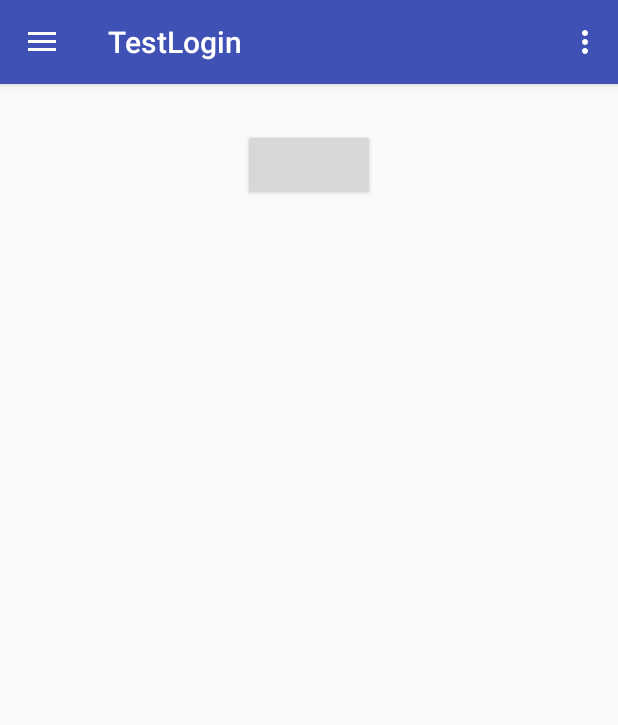
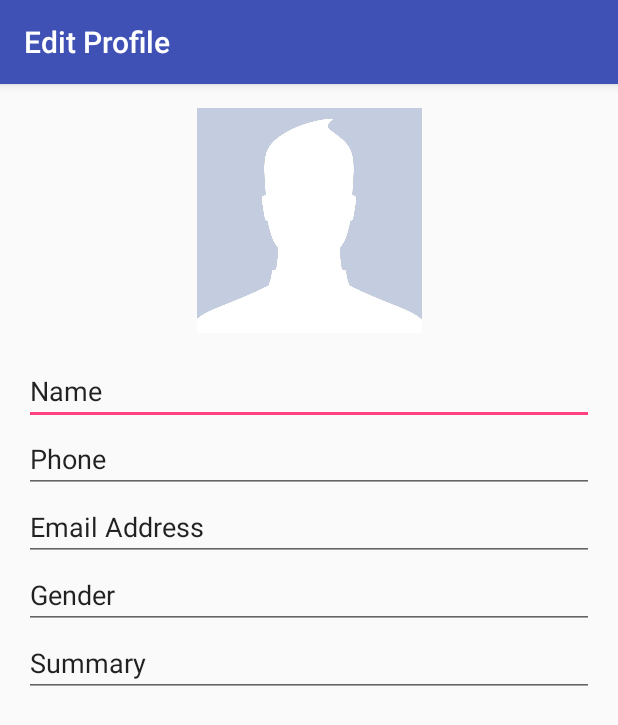
Before and after one commit to ndw6152/testmm, an Android app: the MainActivity screen opened directly, with no data from a screen before it, after a tap on "Profile", on a phone screen of 412 x 824 dp. Shown: the top 725 px of the screen. Run offline under Robolectric (Android 15) with nearby library versions, the phone set to English and light mode, and no system bars; libraries missing offline, so code that uses them is left out: com.facebook, com.facebook.login; plain views replace LoginButton; 5 statements that could not run were skipped; 1 other tap on this screen came first.

Commit message:
Added profile edit layout and the activity that is launched when the profile button in nav drawer is clicked. Added a scrollview and basic profile edit text

```diff
--- a/TestLogin/app/src/main/AndroidManifest.xml
+++ b/TestLogin/app/src/main/AndroidManifest.xml
@@ -7,12 +7,12 @@
     <application
         android:allowBackup="true"
         android:icon="@mipmap/ic_launcher"
-        android:label="@string/app_name"
+        android:label="@string/title_main"
         android:supportsRtl="true"
         android:theme="@style/AppTheme">
         <activity
             android:name=".LoginActivity"
-            android:label="@string/app_login_name" >
+            android:label="@string/title_login_name" >
             <intent-filter>
                 <action android:name="android.intent.action.MAIN" />
                 <category android:name="android.intent.category.LAUNCHER" />
@@ -21,9 +21,12 @@
 
         <activity
             android:name=".MainActivity"
-            android:label="@string/app_name"
-            android:theme="@style/AppTheme.NoActionBar"
-            />
+            android:label="@string/title_main"
+            android:theme="@style/AppTheme.NoActionBar" />
+
+        <activity
+            android:name=".ProfileEditActivity"
+            android:label="@string/title_profile_edit" />
 
         <meta-data
             android:name="com.facebook.sdk.ApplicationId"
--- a/TestLogin/app/src/main/java/com/login/mm/nealio/testlogin/MainActivity.java
+++ b/TestLogin/app/src/main/java/com/login/mm/nealio/testlogin/MainActivity.java
@@ -139,10 +139,12 @@ public class MainActivity extends AppCompatActivity
     @Override
     public boolean onNavigationItemSelected(MenuItem item) {
         // Handle navigation view item clicks here.
+        Intent intent;
         switch (item.getItemId())
         {
             case R.id.nav_profile:
-                Toast.makeText(getApplicationContext(), "CAMERA ICON", Toast.LENGTH_SHORT).show();
+                intent = new Intent(this, ProfileEditActivity.class);
+                startActivity(intent);
                 break;
             case R.id.nav_history:
                 Toast.makeText(getApplicationContext(), "History Icon", Toast.LENGTH_SHORT).show();
@@ -150,9 +152,8 @@ public class MainActivity extends AppCompatActivity
             case R.id.nav_payment:
                 break;
             case R.id.nav_sign_out:
-
                 LoginManager.getInstance().logOut();
-                Intent intent = new Intent(this, LoginActivity.class);
+                intent = new Intent(this, LoginActivity.class);
                 startActivity(intent);
                 break;
             case R.id.nav_help:
--- /dev/null
+++ b/TestLogin/app/src/main/java/com/login/mm/nealio/testlogin/ProfileEditActivity.java
@@ -0,0 +1,22 @@
+package com.login.mm.nealio.testlogin;
+
+import android.os.Bundle;
+import android.support.v7.app.AppCompatActivity;
+
+/**
+ * Created by ndw6152 on 4/12/2017.
+ *
+ */
+
+public class ProfileEditActivity extends AppCompatActivity {
+    private String TAG = "ProfileScreen";
+
+
+    @Override
+    protected void onCreate(Bundle savedInstanceState) {
+        super.onCreate(savedInstanceState);
+        setContentView(R.layout.activity_profile_edit);
+
+
+    }
+}
--- /dev/null
+++ b/TestLogin/app/src/main/res/layout/activity_profile_edit.xml
@@ -0,0 +1,72 @@
+<?xml version="1.0" encoding="utf-8"?>
+<ScrollView xmlns:android="http://schemas.android.com/apk/res/android"
+    android:layout_width="match_parent"
+    android:layout_height="match_parent">
+
+    <LinearLayout
+        android:layout_width="match_parent"
+        android:layout_height="match_parent"
+        android:orientation="vertical">
+
+        <ImageView
+            android:id="@+id/image_profile_pic"
+            android:layout_width="wrap_content"
+            android:layout_height="150dp"
+            android:layout_margin="16dp"
+            android:clickable="true"
+            android:contentDescription="User profile picture"
+            android:src="@drawable/fbdefaultimage" />
+
+        <LinearLayout
+            android:layout_width="match_parent"
+            android:layout_height="match_parent"
+            android:layout_marginEnd="16dp"
+            android:layout_marginLeft="16dp"
+            android:layout_marginRight="16dp"
+            android:layout_marginStart="16dp"
+            android:orientation="vertical">
+
+            <EditText
+                android:id="@+id/editText_profile_name"
+                android:layout_width="match_parent"
+                android:layout_height="wrap_content"
+                android:ems="10"
+                android:inputType="textPersonName"
+                android:text="Name" />
+
+            <EditText
+                android:id="@+id/editText_profile_phone_number"
+                android:layout_width="match_parent"
+                android:layout_height="wrap_content"
+                android:ems="10"
+                android:inputType="phone"
+                android:text="Phone" />
+
+            <EditText
+                android:id="@+id/editText_profile_email"
+                android:layout_width="match_parent"
+                android:layout_height="wrap_content"
+                android:ems="10"
+                android:inputType="textEmailAddress"
+                android:text="Email Address" />
+
+            <EditText
+                android:id="@+id/editText_profile_gender"
+                android:layout_width="match_parent"
+                android:layout_height="wrap_content"
+                android:ems="10"
+                android:inputType="textPersonName"
+                android:text="Gender" />
+
+            <EditText
+                android:id="@+id/editText_profile_summary"
+                android:layout_width="match_parent"
+                android:layout_height="wrap_content"
+                android:ems="10"
+                android:inputType="textMultiLine"
+                android:text="Summary" />
+
+
+        </LinearLayout>
+    </LinearLayout>
+</ScrollView>
--- a/TestLogin/app/src/main/res/values/strings.xml
+++ b/TestLogin/app/src/main/res/values/strings.xml
@@ -1,7 +1,7 @@
 <resources>
-    <string name="app_name">TestLogin</string>
-    <string name="facebook_app_id">INSERT_APP_ID</string>
-    <string name="app_login_name">Login Screen</string>
+    <string name="title_main">TestLogin</string>
+    <string name="title_login_name">Login Screen</string>
+    <string name="title_profile_edit">Edit Profile</string>
     <string name="navigation_drawer_open">Open navigation drawer</string>
     <string name="navigation_drawer_close">Close navigation drawer</string>
 </resources>
```
Also changed, not shown: TestLogin/app/src/main/res/drawable/fbdefaultimage.jpg (added).
